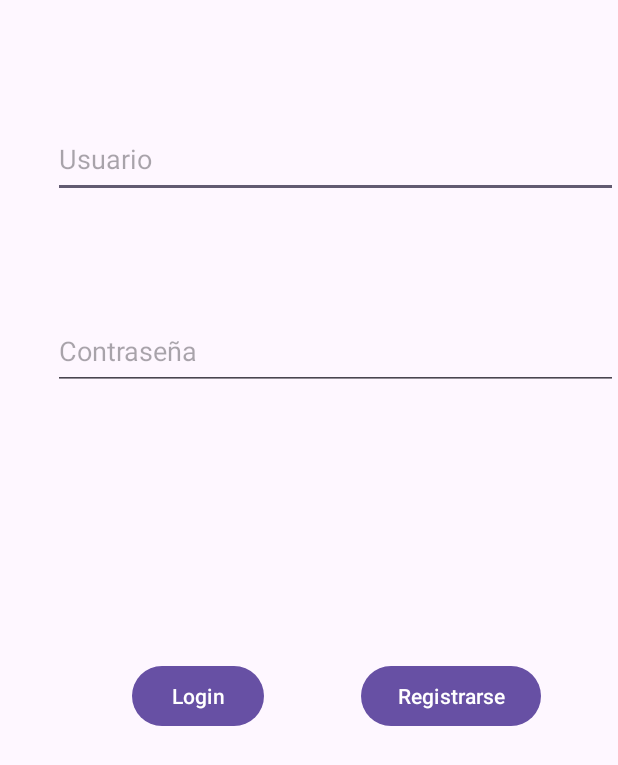
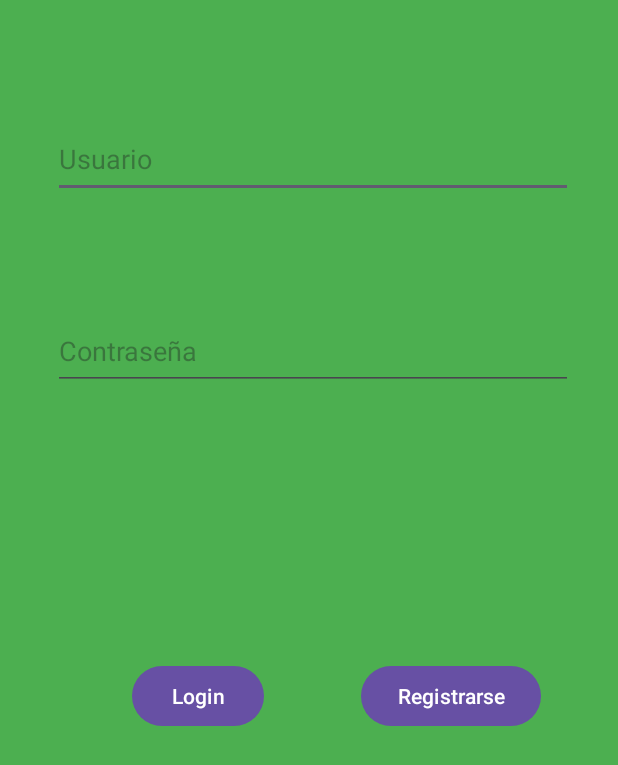
Before and after one commit to lucilalillo/TP2-2CuatriLab3-2024, an Android app: the screen it shows after launch (MainActivity), on a phone screen of 412 x 824 dp. Shown: the top 765 px of the screen. Run offline under Robolectric (Android 15) with nearby library versions, the phone set to English and light mode, and no system bars.

```diff
--- a/app/src/main/res/layout/activity_main.xml
+++ b/app/src/main/res/layout/activity_main.xml
@@ -5,6 +5,7 @@
     android:id="@+id/main"
     android:layout_width="match_parent"
     android:layout_height="match_parent"
+    android:background="#4CAF50"
     tools:context=".ui.login.MainActivity">
 
     <EditText
@@ -13,6 +14,7 @@
         android:layout_height="52dp"
         android:layout_marginStart="35dp"
         android:layout_marginTop="80dp"
+        android:layout_marginEnd="30dp"
         android:ems="10"
         android:hint="Usuario"
         android:inputType="textEmailAddress"
@@ -27,6 +29,7 @@
         android:layout_height="52dp"
         android:layout_marginStart="35dp"
         android:layout_marginTop="76dp"
+        android:layout_marginEnd="30dp"
         android:ems="10"
         android:hint="Contraseña"
         android:inputType="textPassword"
--- a/app/src/main/res/layout/activity_registro.xml
+++ b/app/src/main/res/layout/activity_registro.xml
@@ -5,6 +5,7 @@
     android:id="@+id/main"
     android:layout_width="match_parent"
     android:layout_height="match_parent"
+    android:background="#4CAF50"
     tools:context=".ui.registro.RegistroActivity">
 
     <EditText
@@ -69,6 +70,7 @@
         android:layout_height="52dp"
         android:layout_marginStart="35dp"
         android:layout_marginTop="64dp"
+        android:layout_marginEnd="30dp"
         android:ems="10"
         android:hint="Contraseña"
         android:inputType="textPassword"
```
Also changed, not shown: app/src/main/java/com/lula/tp2_2cuatrilab3_2024/ui/login/MainActivityViewModel.java (+4 -18 lines).
